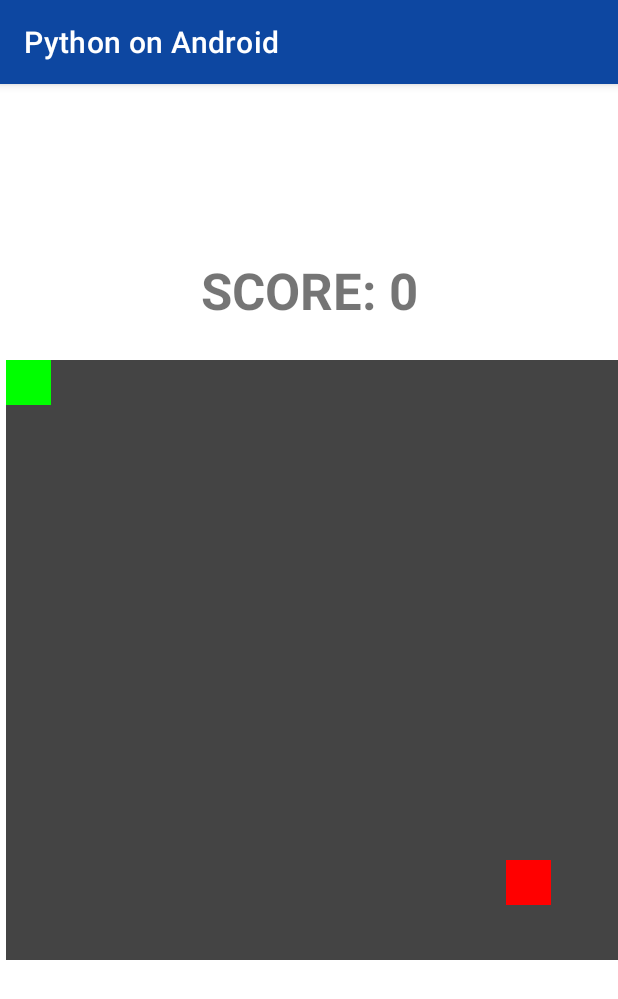
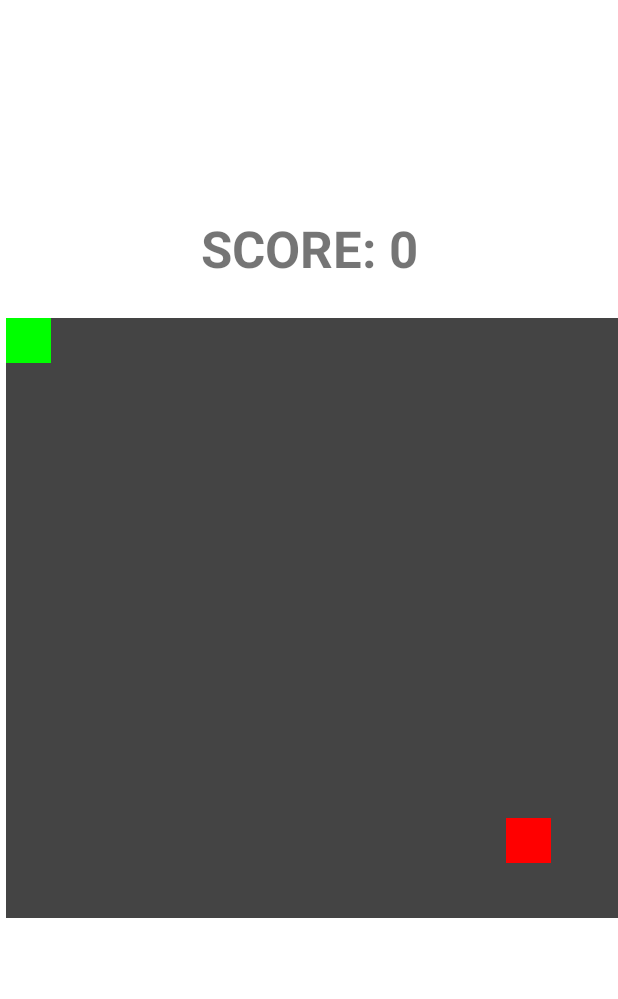
Before and after one commit to takotori/PythonOnAndroid, an Android app: the GameActivity screen opened directly, with no data from a screen before it, on a phone screen of 412 x 824 dp. Shown: the top 999 px of the screen. Run offline under Robolectric (Android 15) with nearby library versions, the light colour scheme and no system bars.

Commit message:
Disable action bar

```diff
--- a/app/src/main/AndroidManifest.xml
+++ b/app/src/main/AndroidManifest.xml
@@ -47,7 +47,6 @@
             android:exported="true">
             <intent-filter>
                 <action android:name="android.intent.action.MAIN" />
-
                 <category android:name="android.intent.category.LAUNCHER" />
             </intent-filter>
 
--- a/app/src/main/java/com/example/pythonOnAndroid/activities/GameActivity.kt
+++ b/app/src/main/java/com/example/pythonOnAndroid/activities/GameActivity.kt
@@ -31,7 +31,7 @@
                     moveSnake()
                     Snake.bodyParts.add(arrayOf(Snake.headX, Snake.headY))
                     if (Snake.headX == Food.posX && Snake.headY == Food.posY) {
-                        updateScore(score+1)
+                        updateScore(score + 1)
                         Food.generate()
                     } else {
                         Snake.bodyParts.removeAt(0)
@@ -43,7 +43,7 @@
         }
     }
 
-    private fun updateScore(score: Int){
+    private fun updateScore(score: Int) {
         this.score = score
         runOnUiThread {
             binding.scoreTextView.text = "SCORE: $score"
--- a/app/src/main/res/values-night/themes.xml
+++ b/app/src/main/res/values-night/themes.xml
@@ -1,6 +1,6 @@
 <resources xmlns:tools="http://schemas.android.com/tools">
     <!-- Base application theme. -->
-    <style name="Theme.PythonOnAndroid" parent="Theme.MaterialComponents.DayNight.DarkActionBar">
+    <style name="Theme.PythonOnAndroid" parent="Theme.MaterialComponents.DayNight.NoActionBar">
         <!-- Primary brand color. -->
         <item name="colorPrimary">#FDD835</item>
         <item name="colorPrimaryVariant">#FFFF6B</item>
--- a/app/src/main/res/values/themes.xml
+++ b/app/src/main/res/values/themes.xml
@@ -1,6 +1,6 @@
 <resources xmlns:tools="http://schemas.android.com/tools">
     <!-- Base application theme. -->
-    <style name="Theme.PythonOnAndroid" parent="Theme.MaterialComponents.DayNight.DarkActionBar">
+    <style name="Theme.PythonOnAndroid" parent="Theme.MaterialComponents.DayNight.NoActionBar">
         <!-- Primary brand color. -->
         <item name="colorPrimary">#0D47A1</item>
         <item name="colorPrimaryVariant">#002171</item>
```
